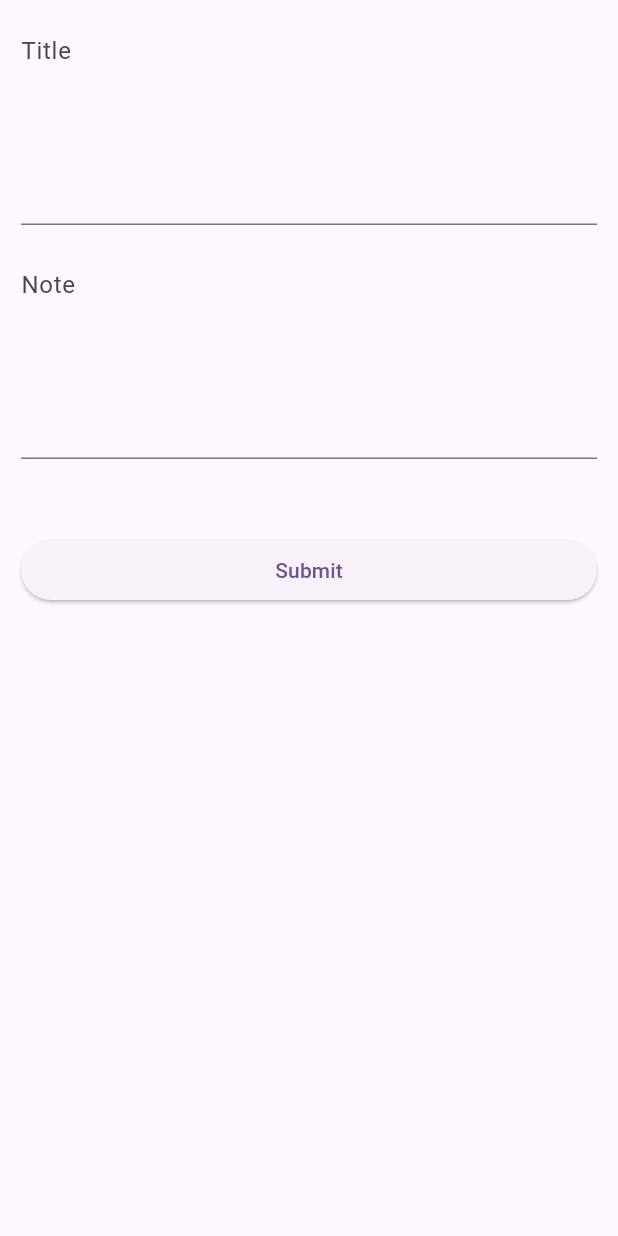
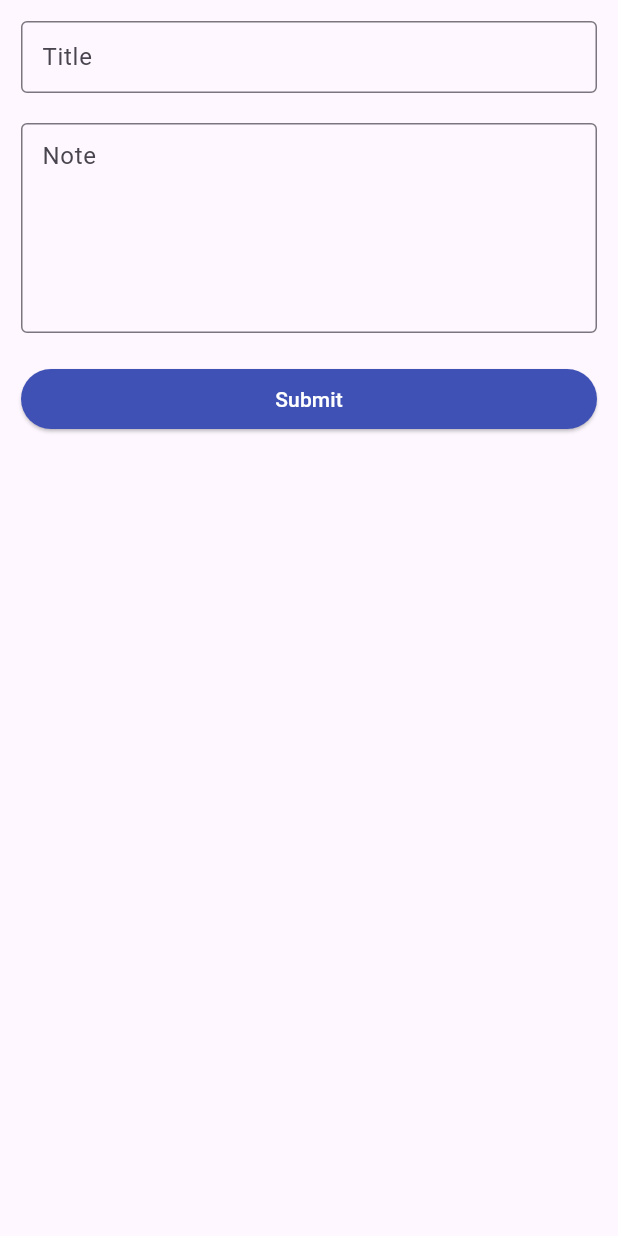
Before and after one commit to SuhailaShafi/getx_note_app, a Flutter app: the screen it shows after launch, after a tap on the "add" icon, on a phone screen of 412 x 824 dp. Run offline on Flutter 3.47's test engine with Material 3 defaults, Android fonts, the phone set to English and light mode, and no system bars; our stand-ins replace get, hive, hive_flutter; accounts and stored records are empty.

Commit message:
updated ui and refactored

```diff
--- a/lib/main.dart
+++ b/lib/main.dart
@@ -1,7 +1,7 @@
 import 'package:flutter/material.dart';
+import 'package:get/get_navigation/src/root/get_material_app.dart';
 import 'package:getx_hive_project/database_function/db_functions.dart';
 import 'package:getx_hive_project/models/notes.dart';
-import 'package:getx_hive_project/pages/home_page.dart';
 import 'package:getx_hive_project/pages/notes_screen.dart';
 import 'package:hive_flutter/adapters.dart';
 
@@ -18,7 +18,7 @@ class MyApp extends StatelessWidget {
   // This widget is the root of your application.
   @override
   Widget build(BuildContext context) {
-    return MaterialApp(
+    return GetMaterialApp(
       title: 'Flutter Demo',
       theme: ThemeData(
         colorScheme: ColorScheme.fromSeed(seedColor: Colors.deepPurple),
--- a/lib/pages/home_page.dart
+++ /dev/null
@@ -1,10 +0,0 @@
-import 'package:flutter/material.dart';
-
-class HomePage extends StatelessWidget {
-  const HomePage({super.key});
-
-  @override
-  Widget build(BuildContext context) {
-    return Scaffold();
-  }
-}
--- a/lib/pages/notes_screen.dart
+++ b/lib/pages/notes_screen.dart
@@ -1,7 +1,9 @@
 import 'package:flutter/material.dart';
 import 'package:get/get.dart';
+import 'package:get/get_core/src/get_main.dart';
 import 'package:getx_hive_project/controller/notes_controller.dart';
-import 'package:getx_hive_project/models/notes.dart';
+import 'package:getx_hive_project/pages/widgets/add_note_dialogbox.dart';
+import '../models/notes.dart';
 
 class NoteScreen extends StatefulWidget {
   const NoteScreen({super.key});
@@ -15,6 +17,7 @@ class _NoteScreenState extends State<NoteScreen> {
   final TextEditingController titleController = TextEditingController();
   final TextEditingController noteController = TextEditingController();
   final formkey = GlobalKey<FormState>();
+
   @override
   void dispose() {
     titleController.dispose();
@@ -26,7 +29,12 @@ class _NoteScreenState extends State<NoteScreen> {
   Widget build(BuildContext context) {
     return Scaffold(
       appBar: AppBar(
-        title: const Text('CRUD with hive'),
+        title: const Text(
+          'NOTEAPP',
+          style: TextStyle(fontWeight: FontWeight.bold),
+        ),
+        centerTitle: true,
+        backgroundColor: Colors.indigo, // Change the app bar color
       ),
       body: GetBuilder<NotesController>(
         builder: (cont) => ListView.builder(
@@ -34,19 +42,31 @@ class _NoteScreenState extends State<NoteScreen> {
             if (cont.notesCount > 0) {
               Note? note = cont.observableBox.getAt(index);
               return Card(
+                elevation: 4, // Add elevation for a card-like effect
+                margin: const EdgeInsets.all(8),
                 child: ListTile(
-                        title: Text(note?.title ?? "N/A"),
+                  title: Text(
+                    note?.title ?? "N/A",
+                    style: const TextStyle(
+                      fontSize: 20,
+                      fontWeight: FontWeight.bold,
+                    ),
+                  ),
                   subtitle: Text(note?.note ?? "Blank"),
                   leading: IconButton(
                     onPressed: () {
                       return addEditNote(index: index, note: note);
                     },
-                            icon: Icon(Icons.edit)),
-                        /* trailing: IconButton(
+                    icon: const Icon(Icons.edit),
+                    color: Colors.blue, // Change the edit icon color
+                  ),
+                  trailing: IconButton(
                     onPressed: () {
-                              return deleteNote();
+                      return controller.deleteNote(index: index);
                     },
-                            icon: Icon(Icons.delete)),*/
+                    icon: const Icon(Icons.delete),
+                    color: Colors.red, // Change the delete icon color
+                  ),
                 ),
               );
             } else {
@@ -56,10 +76,12 @@ class _NoteScreenState extends State<NoteScreen> {
             }
           },
           itemCount: cont.notesCount,
-              )),
+        ),
+      ),
       floatingActionButton: FloatingActionButton(
         onPressed: () => addEditNote(),
         child: const Icon(Icons.add),
+        backgroundColor: Colors.indigo, // Change the FAB background color
       ),
     );
   }
@@ -75,68 +97,12 @@ class _NoteScreenState extends State<NoteScreen> {
           titleController.clear();
           noteController.clear();
         }
-          return Material(
-            child: Form(
-                key: formkey,
-                child: Padding(
-                  padding: EdgeInsets.all(14),
-                  child: ListView(children: [
-                    TextFormField_Note(
-                        titleController: titleController, hint: "Title"),
-                    const SizedBox(height: 20),
-                    TextFormField_Note(
-                        titleController: noteController, hint: "Note"),
-                    SizedBox(height: 50),
-                    ElevatedButton(
-                        onPressed: () {
-                          bool? isValidated = formkey.currentState?.validate();
-                          if (isValidated == true) {
-                            String titleText = titleController.text;
-                            String noteText = noteController.text;
-                            if (index != null) {
-                              controller.updateNote(
+        return dialogBoxNote(
             index: index,
-                                  note: Note(title: titleText, note: noteText));
-                            } else {
-                              controller.createNote(
-                                  note: Note(title: titleText, note: noteText));
-                            }
-                            Navigator.pop(context);
-                          } else {
-                            Navigator.pop(context);
-                          }
-                          ScaffoldMessenger.of(context).showSnackBar(
-                              const SnackBar(
-                                  content: Text("Enter valid values")));
-                        },
-                        child: const Text('Submit'))
-                  ]),
-                )),
-          );
-        });
-  }
-}
-
-class TextFormField_Note extends StatelessWidget {
-  const TextFormField_Note({
-    super.key,
-    required this.titleController,
-    required this.hint,
-  });
-
-  final TextEditingController titleController;
-  final hint;
-  @override
-  Widget build(BuildContext context) {
-    return TextFormField(
-      decoration: InputDecoration(hintText: hint),
-      controller: titleController,
-      maxLines: 5,
-      validator: (value) {
-        if (value == null || value.isEmpty) {
-          return 'Please Enter some Text';
-        }
-        return null;
+            formkey: formkey,
+            titleController: titleController,
+            noteController: noteController,
+            controller: controller);
       },
     );
   }
--- /dev/null
+++ b/lib/pages/widgets/add_note_dialogbox.dart
@@ -0,0 +1,54 @@
+import 'package:flutter/material.dart';
+import 'package:getx_hive_project/controller/notes_controller.dart';
+import 'package:getx_hive_project/pages/widgets/submit_button.dart';
+import 'package:getx_hive_project/pages/widgets/textfield.dart';
+
+class dialogBoxNote extends StatelessWidget {
+  const dialogBoxNote(
+      {super.key,
+      required this.formkey,
+      required this.titleController,
+      required this.noteController,
+      required this.controller,
+      required this.index});
+
+  final GlobalKey<FormState> formkey;
+  final TextEditingController titleController;
+  final TextEditingController noteController;
+  final NotesController controller;
+  final index;
+
+  @override
+  Widget build(BuildContext context) {
+    return Material(
+      child: Form(
+        key: formkey,
+        child: Padding(
+          padding: const EdgeInsets.all(14),
+          child: ListView(
+            children: [
+              TextFormField_Note(
+                titleController: titleController,
+                hint: "Title",
+                lines: 1,
+              ),
+              const SizedBox(height: 20),
+              TextFormField_Note(
+                titleController: noteController,
+                hint: "Note",
+                lines: 5,
+              ),
+              const SizedBox(height: 20),
+              SubmitButton(
+                  index: index,
+                  formkey: formkey,
+                  titleController: titleController,
+                  noteController: noteController,
+                  controller: controller)
+            ],
+          ),
+        ),
+      ),
+    );
+  }
+}
--- /dev/null
+++ b/lib/pages/widgets/submit_button.dart
@@ -0,0 +1,63 @@
+import 'package:flutter/material.dart';
+import 'package:getx_hive_project/controller/notes_controller.dart';
+import 'package:getx_hive_project/models/notes.dart';
+
+class SubmitButton extends StatelessWidget {
+  const SubmitButton({
+    super.key,
+    required this.index,
+    required this.formkey,
+    required this.titleController,
+    required this.noteController,
+    required this.controller,
+  });
+
+  final GlobalKey<FormState> formkey;
+  final TextEditingController titleController;
+  final TextEditingController noteController;
+  final NotesController controller;
+  final index;
+  @override
+  Widget build(BuildContext context) {
+    return ElevatedButton(
+      onPressed: () {
+        bool? isValidated = formkey.currentState?.validate();
+        if (isValidated == true) {
+          String titleText = titleController.text;
+          String noteText = noteController.text;
+          if (index != null) {
+            controller.updateNote(
+              index: index,
+              note: Note(
+                title: titleText,
+                note: noteText,
+              ),
+            );
+          } else {
+            controller.createNote(
+              note: Note(
+                title: titleText,
+                note: noteText,
+              ),
+            );
+          }
+          Navigator.pop(context);
+        } else {
+          Navigator.pop(context);
+        }
+        ScaffoldMessenger.of(context).showSnackBar(
+          const SnackBar(
+            content: Text("Enter valid values"),
+          ),
+        );
+      },
+      child: const Text(
+        'Submit',
+        style: TextStyle(color: Colors.white),
+      ),
+      style: ElevatedButton.styleFrom(
+        primary: Colors.indigo, // Change the button color
+      ),
+    );
+  }
+}
--- /dev/null
+++ b/lib/pages/widgets/textfield.dart
@@ -0,0 +1,32 @@
+import 'package:flutter/material.dart';
+
+class TextFormField_Note extends StatelessWidget {
+  const TextFormField_Note(
+      {super.key,
+      required this.titleController,
+      required this.hint,
+      required this.lines});
+
+  final TextEditingController titleController;
+  final hint;
+  final lines;
+
+  @override
+  Widget build(BuildContext context) {
+    return TextFormField(
+      decoration: InputDecoration(
+        hintText: hint,
+        border: OutlineInputBorder(),
+        contentPadding: const EdgeInsets.all(10),
+      ),
+      controller: titleController,
+      maxLines: lines,
+      validator: (value) {
+        if (value == null || value.isEmpty) {
+          return 'Please Enter some Text';
+        }
+        return null;
+      },
+    );
+  }
+}
```
Lines whose indentation alone changed are shown as unchanged.
